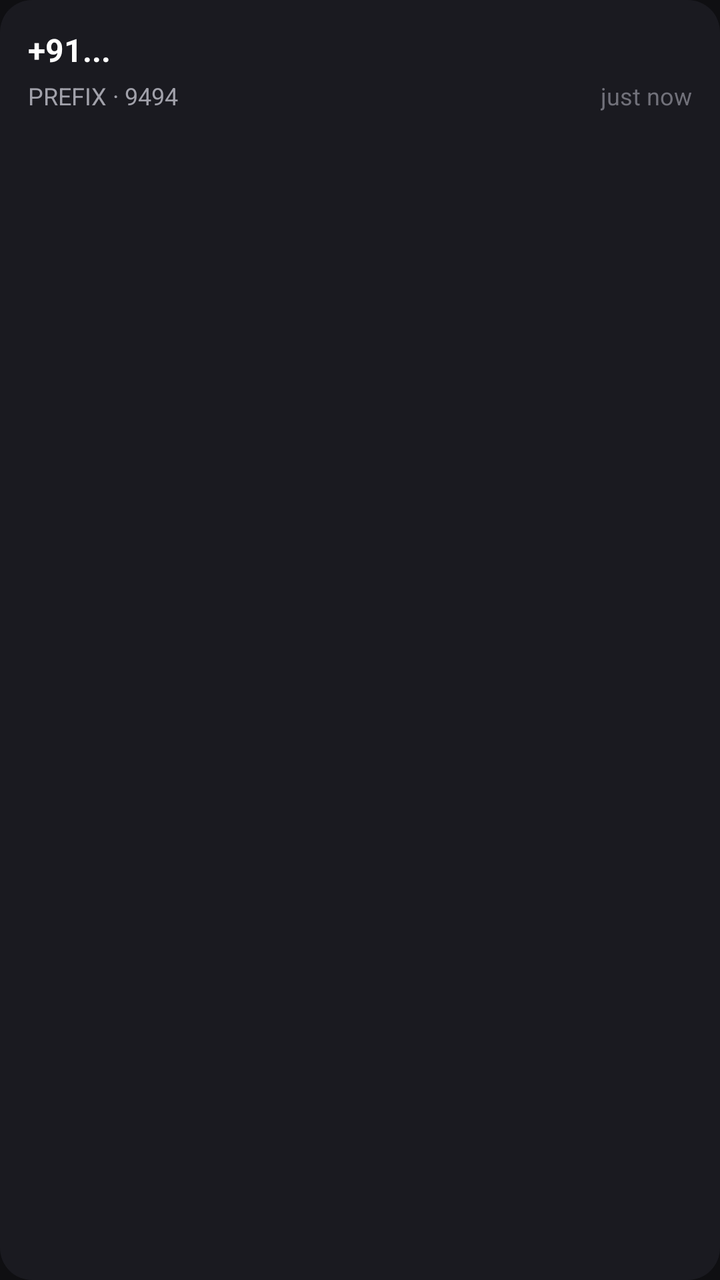
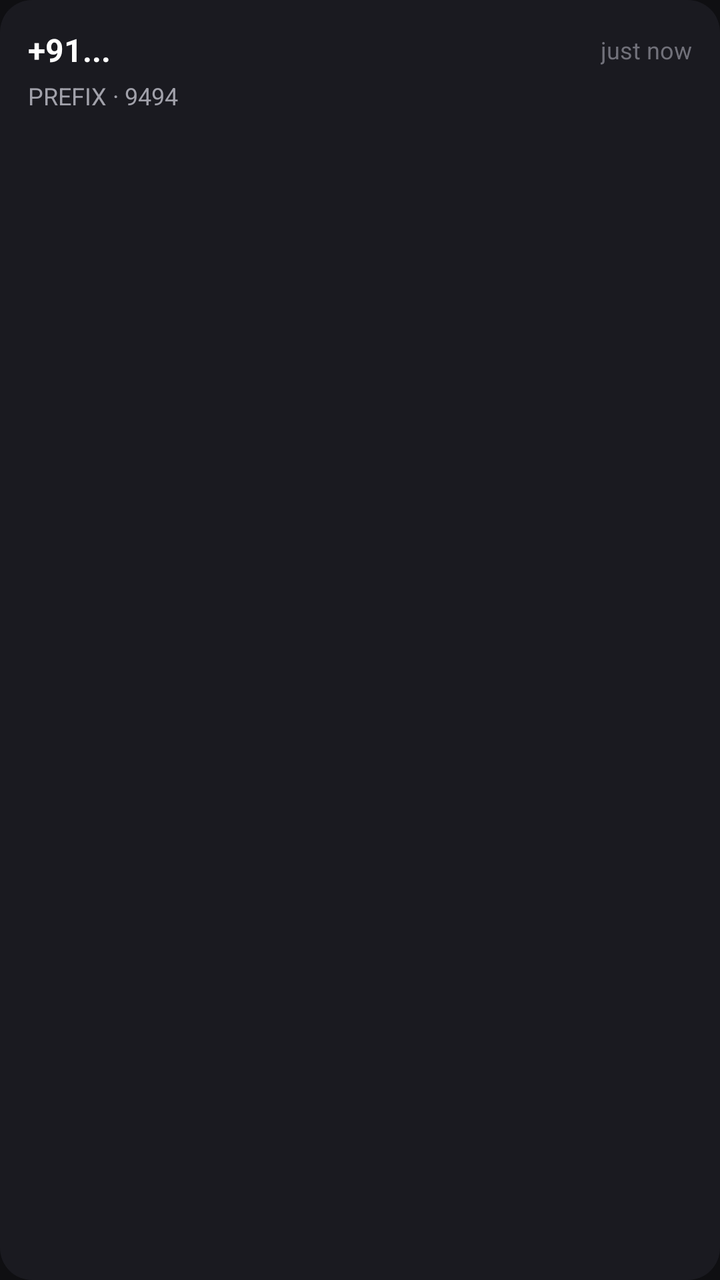

Screens rendered from an Android XML layout before and after an edit, with the pre-edit source and the edit as a unified diff.
<!-- AndroidManifest.xml: application theme Theme.CallFilter -->
<!-- res/layout/list_item_blocked.xml -->
<?xml version="1.0" encoding="utf-8"?>
<LinearLayout xmlns:android="http://schemas.android.com/apk/res/android"
    android:layout_width="match_parent" android:layout_height="wrap_content"
    android:orientation="vertical" android:background="@drawable/card_bg"
    android:padding="14dp" android:layout_marginBottom="8dp">
    <TextView android:id="@+id/blockedNumber"
        android:layout_width="wrap_content" android:layout_height="wrap_content"
        android:text="+91..." android:textSize="16sp" android:textStyle="bold"
        android:textColor="@color/text"/>
    <LinearLayout android:layout_width="match_parent"
        android:layout_height="wrap_content" android:orientation="horizontal"
        android:layout_marginTop="4dp">
        <TextView android:id="@+id/blockedRule"
            android:layout_width="0dp" android:layout_weight="1"
            android:layout_height="wrap_content" android:text="PREFIX · 9494"
            android:textSize="12sp" android:textColor="@color/subtext"/>
        <TextView android:id="@+id/blockedTime"
            android:layout_width="wrap_content" android:layout_height="wrap_content"
            android:text="just now" android:textSize="12sp"
            android:textColor="@color/muted"/>
    </LinearLayout>
</LinearLayout>
<!-- resources referenced by this layout -->
<resources>
  <color name="muted">#71717A</color>
  <color name="subtext">#A1A1AA</color>
  <color name="text">#FFFFFF</color>
  <!-- drawable card_bg (drawable) -->
  <?xml version="1.0" encoding="utf-8"?>
  <shape xmlns:android="http://schemas.android.com/apk/res/android" android:shape="rectangle">
      <corners android:radius="16dp"/>
      <solid android:color="#1A1A20"/>
  </shape>
  <style name="Theme.CallFilter" parent="Theme.Material3.DayNight.NoActionBar">
          <item name="android:windowBackground">@color/bg</item>
          <item name="android:statusBarColor">@color/bg</item>
          <item name="android:navigationBarColor">@color/bg</item>
          <item name="android:windowLightStatusBar">false</item>
          <item name="colorPrimary">@color/accent</item>
          <item name="colorOnPrimary">@color/white</item>
          <item name="android:textColor">@color/text</item>
      </style>
  <color name="bg">#0F0F12</color>
  <color name="accent">#4F8EF7</color>
  <color name="white">#FFFFFF</color>
</resources>

<!-- the commit's change to res/layout/list_item_blocked.xml (unified diff, before → after) -->
@@ -1,22 +1,74 @@
 <?xml version="1.0" encoding="utf-8"?>
 <LinearLayout xmlns:android="http://schemas.android.com/apk/res/android"
-    android:layout_width="match_parent" android:layout_height="wrap_content"
-    android:orientation="vertical" android:background="@drawable/card_bg"
-    android:padding="14dp" android:layout_marginBottom="8dp">
-    <TextView android:id="@+id/blockedNumber"
-        android:layout_width="wrap_content" android:layout_height="wrap_content"
-        android:text="+91..." android:textSize="16sp" android:textStyle="bold"
-        android:textColor="@color/text"/>
-    <LinearLayout android:layout_width="match_parent"
-        android:layout_height="wrap_content" android:orientation="horizontal"
-        android:layout_marginTop="4dp">
-        <TextView android:id="@+id/blockedRule"
-            android:layout_width="0dp" android:layout_weight="1"
-            android:layout_height="wrap_content" android:text="PREFIX · 9494"
-            android:textSize="12sp" android:textColor="@color/subtext"/>
-        <TextView android:id="@+id/blockedTime"
-            android:layout_width="wrap_content" android:layout_height="wrap_content"
-            android:text="just now" android:textSize="12sp"
+    android:layout_width="match_parent"
+    android:layout_height="wrap_content"
+    android:orientation="vertical"
+    android:background="@drawable/card_bg"
+    android:padding="14dp"
+    android:layout_marginBottom="8dp">
+
+    
+    <LinearLayout
+        android:layout_width="match_parent"
+        android:layout_height="wrap_content"
+        android:orientation="horizontal"
+        android:gravity="center_vertical">
+        
+        <TextView
+            android:id="@+id/globalBadge"
+            android:layout_width="wrap_content"
+            android:layout_height="wrap_content"
+            android:text="&#x1F310;"
+            android:textSize="16sp"
+            android:layout_marginEnd="6dp"
+            android:visibility="gone"/>
+        <TextView
+            android:id="@+id/blockedNumber"
+            android:layout_width="0dp"
+            android:layout_weight="1"
+            android:layout_height="wrap_content"
+            android:text="+91..."
+            android:textSize="16sp"
+            android:textStyle="bold"
+            android:textColor="@color/text"/>
+        <TextView
+            android:id="@+id/blockedTime"
+            android:layout_width="wrap_content"
+            android:layout_height="wrap_content"
+            android:text="just now"
+            android:textSize="12sp"
             android:textColor="@color/muted"/>
     </LinearLayout>
+
+    
+    <LinearLayout
+        android:layout_width="match_parent"
+        android:layout_height="wrap_content"
+        android:orientation="horizontal"
+        android:layout_marginTop="4dp"
+        android:gravity="center_vertical">
+        <TextView
+            android:id="@+id/blockedRule"
+            android:layout_width="0dp"
+            android:layout_weight="1"
+            android:layout_height="wrap_content"
+            android:text="PREFIX · 9494"
+            android:textSize="12sp"
+            android:textColor="@color/subtext"/>
+        
+        <TextView
+            android:id="@+id/blockedReasonPill"
+            android:layout_width="wrap_content"
+            android:layout_height="wrap_content"
+            android:text="Spam call"
+            android:textSize="11sp"
+            android:textStyle="bold"
+            android:textColor="@color/reject"
+            android:background="@drawable/badge_reject"
+            android:paddingStart="8dp"
+            android:paddingEnd="8dp"
+            android:paddingTop="2dp"
+            android:paddingBottom="2dp"
+            android:visibility="gone"/>
+    </LinearLayout>
 </LinearLayout>
<!-- resource entries referenced after the edit -->
@@ -1,8 +1,15 @@
 <!-- resources referenced by this layout -->
 <resources>
   <color name="muted">#71717A</color>
+  <color name="reject">#EF4444</color>
   <color name="subtext">#A1A1AA</color>
   <color name="text">#FFFFFF</color>
+  <!-- drawable badge_reject (drawable) -->
+  <?xml version="1.0" encoding="utf-8"?>
+  <shape xmlns:android="http://schemas.android.com/apk/res/android" android:shape="rectangle">
+      <corners android:radius="4dp"/>
+      <solid android:color="#EF4444"/>
+  </shape>
   <!-- drawable card_bg (drawable) -->
   <?xml version="1.0" encoding="utf-8"?>
   <shape xmlns:android="http://schemas.android.com/apk/res/android" android:shape="rectangle">
